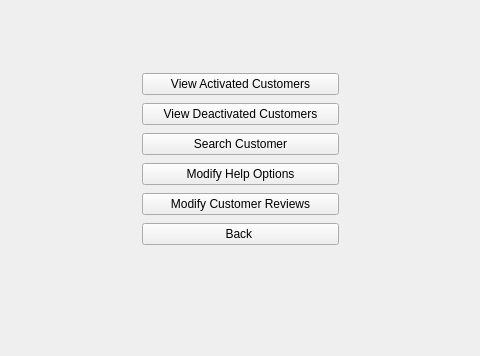
AustinVaday/CS1C-Class-Project, file MainProgram/adminwindow.ui: the form before one commit; both pictures show x 329 to 809 and y 196 to 552 of the 1084 by 651 pixel window.
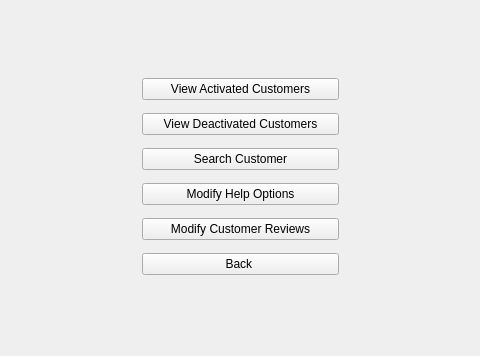
The form after the commit.

What changed in the file:
```diff
--- a/MainProgram/adminwindow.ui
+++ b/MainProgram/adminwindow.ui
@@ -20,7 +20,7 @@
       <x>460</x>
       <y>220</y>
       <width>219</width>
-      <height>202</height>
+      <height>236</height>
      </rect>
     </property>
     <layout class="QVBoxLayout" name="verticalLayout">
```
Left out of the diff: 12 changed lines with no effect on the pictures.
